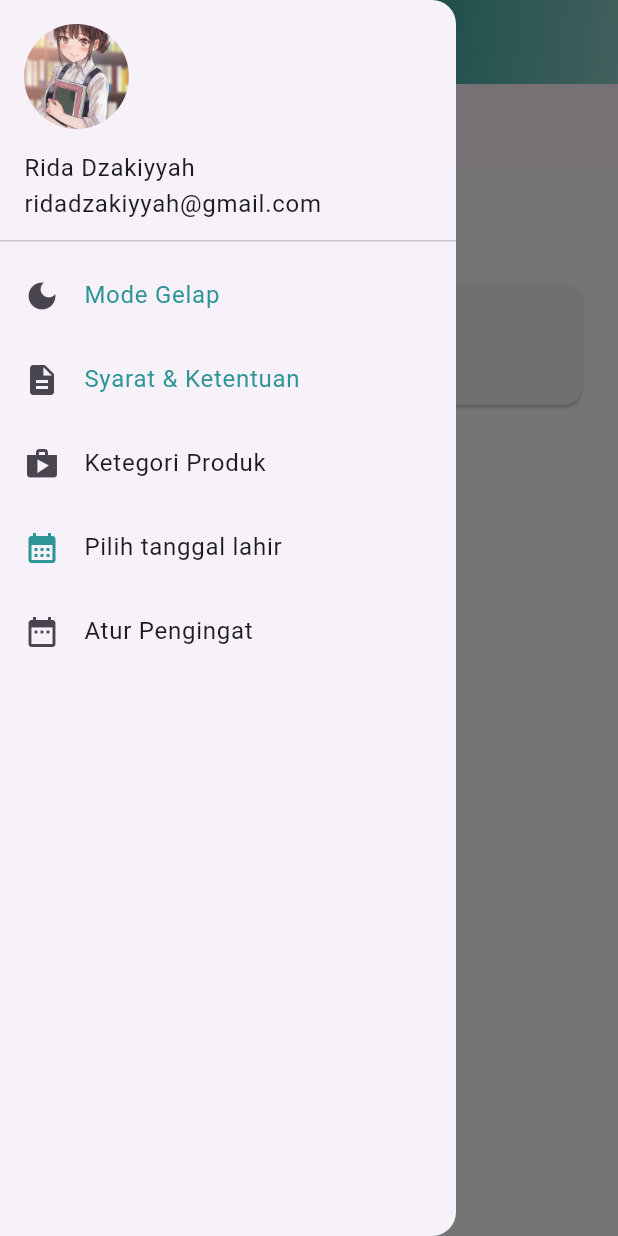
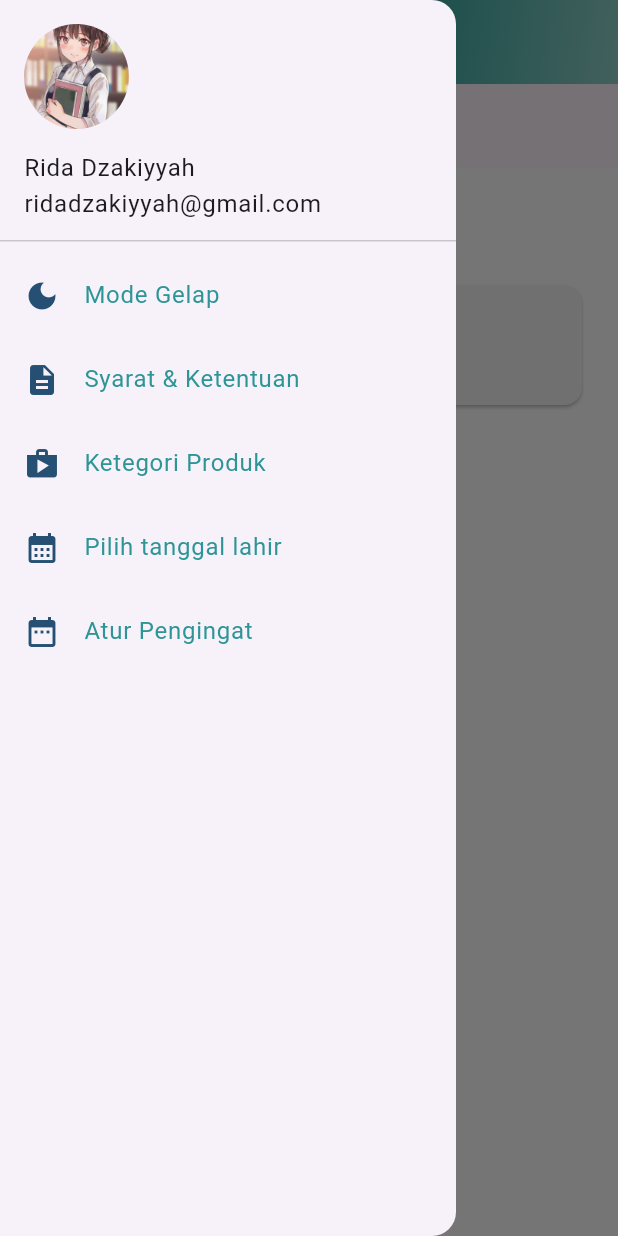
Before and after one commit to ridaprojectppkd/tugas_flutter, a Flutter app: the tugas7baru screen opened directly, with the side drawer open, on a phone screen of 412 x 824 dp. Run offline on Flutter 3.47's test engine with Material 3 defaults, Android fonts, the phone set to English and light mode, and no system bars.

Commit message:
tugas7 dan 8

```diff
--- a/lib/meet6/tugas7/7flutter.dart
+++ b/lib/meet6/tugas7/7flutter.dart
@@ -71,7 +71,7 @@ class _MyWidgetState extends State<tugas7baru> {
               ),
             ),
             ListTile(
-              leading: Icon(Icons.dark_mode),
+              leading: Icon(Icons.dark_mode, color: Color(0xff265073),),
               title: Text(
                 'Mode Gelap',
                 style: TextStyle(color: Color(0xff2D9596)),
@@ -85,7 +85,7 @@ class _MyWidgetState extends State<tugas7baru> {
             ),
 
             ListTile(
-              leading: Icon(Icons.description),
+              leading: Icon(Icons.description, color: Color(0xff265073),),
               title: Text(
                 'Syarat & Ketentuan',
                 style: TextStyle(color: Color(0xff2D9596)),
@@ -98,8 +98,8 @@ class _MyWidgetState extends State<tugas7baru> {
               },
             ),
             ListTile(
-              leading: Icon(Icons.shop),
-              title: Text('Ketegori Produk'),
+              leading: Icon(Icons.shop, color: Color(0xff265073),),
+              title: Text('Ketegori Produk', style: TextStyle(color: Color(0xff2D9596)),),
               onTap: () {
                 setState(() {
                   _selectedIndex = 2;
@@ -109,8 +109,8 @@ class _MyWidgetState extends State<tugas7baru> {
             ),
 
             ListTile(
-              leading: Icon(Icons.calendar_month, color: Color(0xff2D9596)),
-              title: Text('Pilih tanggal lahir'),
+              leading: Icon(Icons.calendar_month, color: Color(0xff265073)),
+              title: Text('Pilih tanggal lahir', style: TextStyle(color: Color(0xff2D9596)),),
               onTap: () {
                 setState(() {
                   _selectedIndex = 3;
@@ -120,8 +120,8 @@ class _MyWidgetState extends State<tugas7baru> {
             ),
 
             ListTile(
-              leading: Icon(Icons.date_range),
-              title: Text('Atur Pengingat'),
+              leading: Icon(Icons.date_range, color: Color(0xff265073),),
+              title: Text('Atur Pengingat', style: TextStyle(color: Color(0xff2D9596)),),
               onTap: () {
                 setState(() {
                   _selectedIndex = 4;
```
